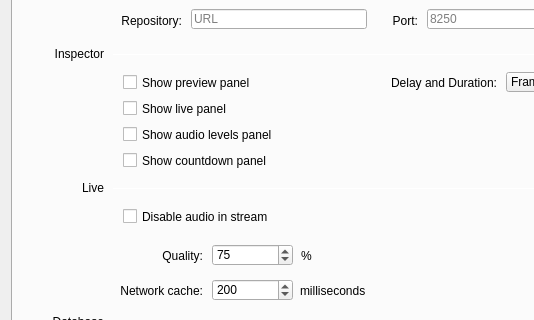
This is src/Widgets/SettingsDialog.ui in CasparCG/client as Qt 5 draws it before an edit; both pictures show x 0 to 534 and y 409 to 729 of the 700 by 906 pixel window. The edited form follows.
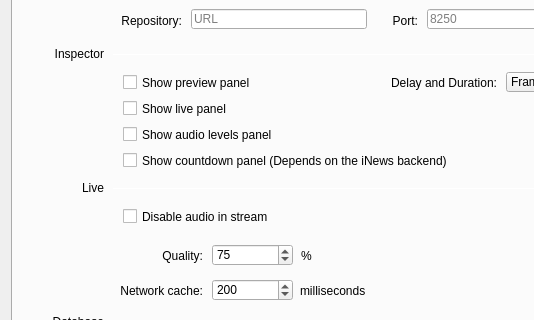
This is the edited form.

Diff of the .ui file:
```diff
--- a/src/Widgets/SettingsDialog.ui
+++ b/src/Widgets/SettingsDialog.ui
@@ -835,7 +835,7 @@
       <rect>
        <x>110</x>
        <y>524</y>
-       <width>171</width>
+       <width>331</width>
        <height>17</height>
       </rect>
      </property>
@@ -843,7 +843,7 @@
       <enum>Qt::NoFocus</enum>
      </property>
      <property name="text">
-      <string>Show countdown panel</string>
+      <string>Show countdown panel (Depends on the iNews backend)</string>
      </property>
     </widget>
    </widget>
```
